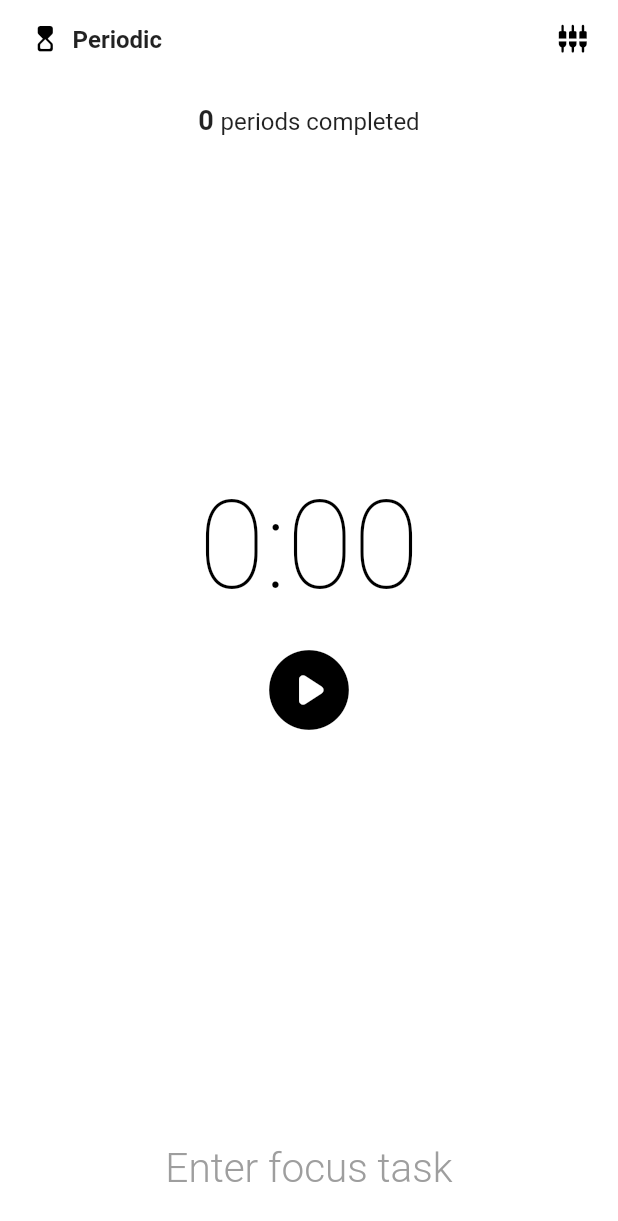
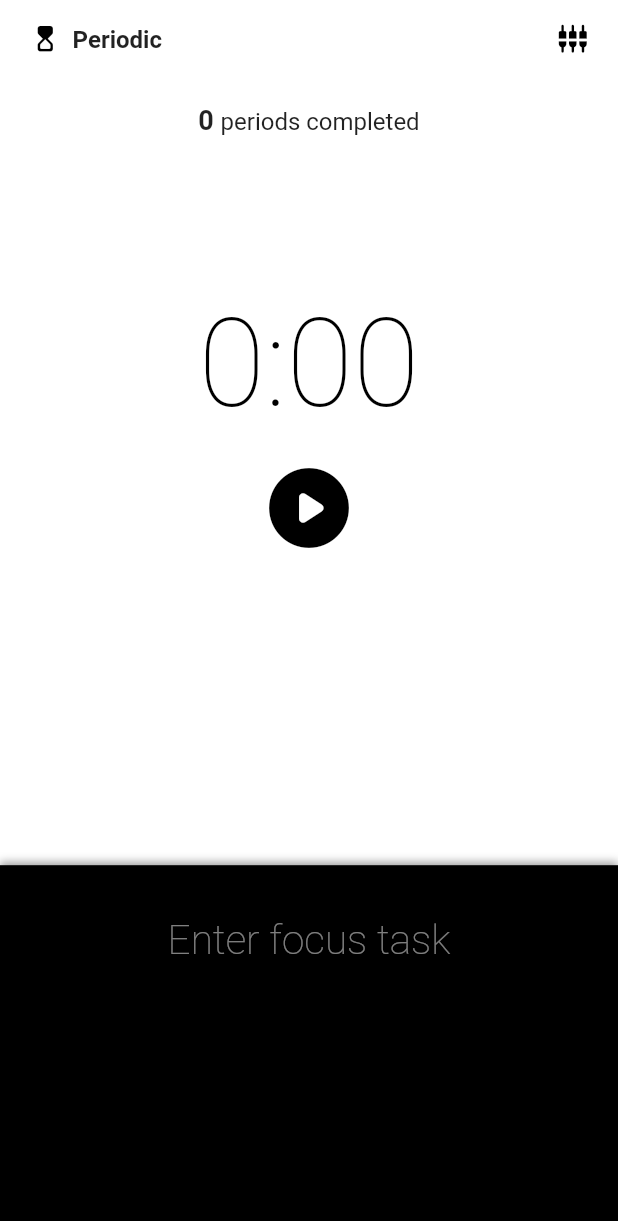
Before and after one commit to Edorin9/owolf, a Flutter app: the screen it shows after launch, on a phone screen of 412 x 824 dp. Shown: the top 1221 px of the screen. Run offline on Flutter 3.47's test engine with Material 2 defaults, Android fonts, the phone set to English and light mode, and no system bars; our stand-ins replace dart_mappable, flutter_bloc, flutter_hooks, go_router, rxdart, shared_preferences; missing offline and left inert: duration_picker, flutter_ringtone_player; generated files the repository leaves out were written again; statements that could not run were skipped.

Commit message:
task sheet scaffold

```diff
--- a/lib/home/view/home_page.dart
+++ b/lib/home/view/home_page.dart
@@ -95,8 +95,7 @@ class _HomeView extends StatelessWidget {
               ],
             ),
           ),
-          ProxyTaskField(),
-          // TODO(Edorin9): future - _DraggableTasksSheet(),
+          TasksSheet(),
         ],
       ),
     );
--- /dev/null
+++ b/lib/home/widgets/tasks_sheet.dart
@@ -0,0 +1,116 @@
+import 'package:flutter/material.dart';
+import 'package:flutter_hooks/flutter_hooks.dart';
+import 'package:utility/hooks.dart';
+
+const _minSize = 0.3;
+const _maxSize = 1.0;
+const _crossFadeThreshold = 0.4;
+
+class TasksSheet extends HookWidget {
+  const TasksSheet({super.key});
+
+  @override
+  Widget build(BuildContext context) {
+    final crossFadeState = useState(CrossFadeState.showFirst);
+    final draggableScrollableController = useDraggableScrollableController();
+
+    draggableScrollableController.addListener(() {
+      final isWithinSizeLimitAndNotShowFirst =
+          draggableScrollableController.size <= _crossFadeThreshold &&
+              crossFadeState.value != CrossFadeState.showFirst;
+      final isOutsideSizeLimitAndNotShowSecond =
+          draggableScrollableController.size > _crossFadeThreshold &&
+              crossFadeState.value != CrossFadeState.showSecond;
+      if (isWithinSizeLimitAndNotShowFirst) {
+        crossFadeState.value = CrossFadeState.showFirst;
+      } else if (isOutsideSizeLimitAndNotShowSecond) {
+        crossFadeState.value = CrossFadeState.showSecond;
+      }
+    });
+
+    return SafeArea(
+      child: DraggableScrollableSheet(
+        initialChildSize: _minSize,
+        minChildSize: _minSize,
+        maxChildSize: _maxSize,
+        snap: true,
+        controller: draggableScrollableController,
+        builder: (BuildContext context, ScrollController scrollController) {
+          return DecoratedBox(
+            decoration: BoxDecoration(
+              boxShadow: [
+                BoxShadow(
+                  color: Colors.black.withOpacity(0.36),
+                  blurRadius: 4,
+                  offset: const Offset(0, -2), // Shadow position
+                ),
+              ],
+            ),
+            child: SingleChildScrollView(
+              controller: scrollController,
+              child: Column(
+                children: [
+                  AnimatedCrossFade(
+                    duration: const Duration(milliseconds: 200),
+                    reverseDuration: const Duration(milliseconds: 200),
+                    firstCurve: Curves.easeIn,
+                    secondCurve: Curves.easeOut,
+                    crossFadeState: crossFadeState.value,
+                    firstChild: Container(
+                      color: Colors.black,
+                      width: double.infinity,
+                      height: MediaQuery.of(context).size.height,
+                      child: SizedBox(
+                        height: MediaQuery.of(context).size.height * _minSize,
+                        child: TextField(
+                          textAlign: TextAlign.center,
+                          keyboardType: TextInputType.multiline,
+                          maxLines: null,
+                          decoration: InputDecoration(
+                            contentPadding: const EdgeInsets.all(27),
+                            hintText: 'Enter focus task',
+                            hintStyle: Theme.of(context)
+                                .textTheme
+                                .displayLarge
+                                ?.copyWith(
+                                  color: Colors.white.withOpacity(0.5),
+                                  fontSize: 27,
+                                ),
+                            border: InputBorder.none,
+                          ),
+                          style: Theme.of(context)
+                              .textTheme
+                              .displayLarge
+                              ?.copyWith(
+                                color: Colors.white,
+                                fontSize: 27,
+                                height: 1.5,
+                                fontWeight: FontWeight.w300,
+                              ),
+                        ),
+                      ),
+                    ),
+                    secondChild: Column(
+                      children: [
+                        Container(
+                          color: Colors.black,
+                          width: double.infinity,
+                          height: MediaQuery.of(context).size.height,
+                        ),
+                        Container(
+                          color: Colors.grey.shade900,
+                          width: double.infinity,
+                          height: MediaQuery.of(context).size.height,
+                        ),
+                      ],
+                    ),
+                  ),
+                ],
+              ),
+            ),
+          );
+        },
+      ),
+    );
+  }
+}
--- a/lib/home/widgets/timer.dart
+++ b/lib/home/widgets/timer.dart
@@ -16,18 +16,10 @@ class Timer extends StatelessWidget {
   Widget build(BuildContext context) {
     return Flexible(
       child: Column(
-        mainAxisAlignment: // TODO(Edorin9): future - remove
-            MainAxisAlignment.center,
         children: [
-          // TODO(Edorin9): future - add SizedBox(
-          //   height: MediaQuery.of(context).size.height / 7,
-          // ),
+          SizedBox(height: MediaQuery.of(context).size.height / 8),
           const _TimerFace(),
           const _ControlButton(),
-          SizedBox(
-            // TODO(Edorin9): future - remove
-            height: MediaQuery.of(context).size.height / 9,
-          ),
         ],
       ),
     );
--- a/lib/home/widgets/widgets.dart
+++ b/lib/home/widgets/widgets.dart
@@ -4,5 +4,6 @@ export 'proxy_task_field.dart';
 export 'rest_option_sheet.dart';
 export 'start_break_sheet.dart';
 export 'status_texts.dart';
+export 'tasks_sheet.dart';
 export 'timer.dart';
 export 'toggle_mode_sheet.dart';
```
